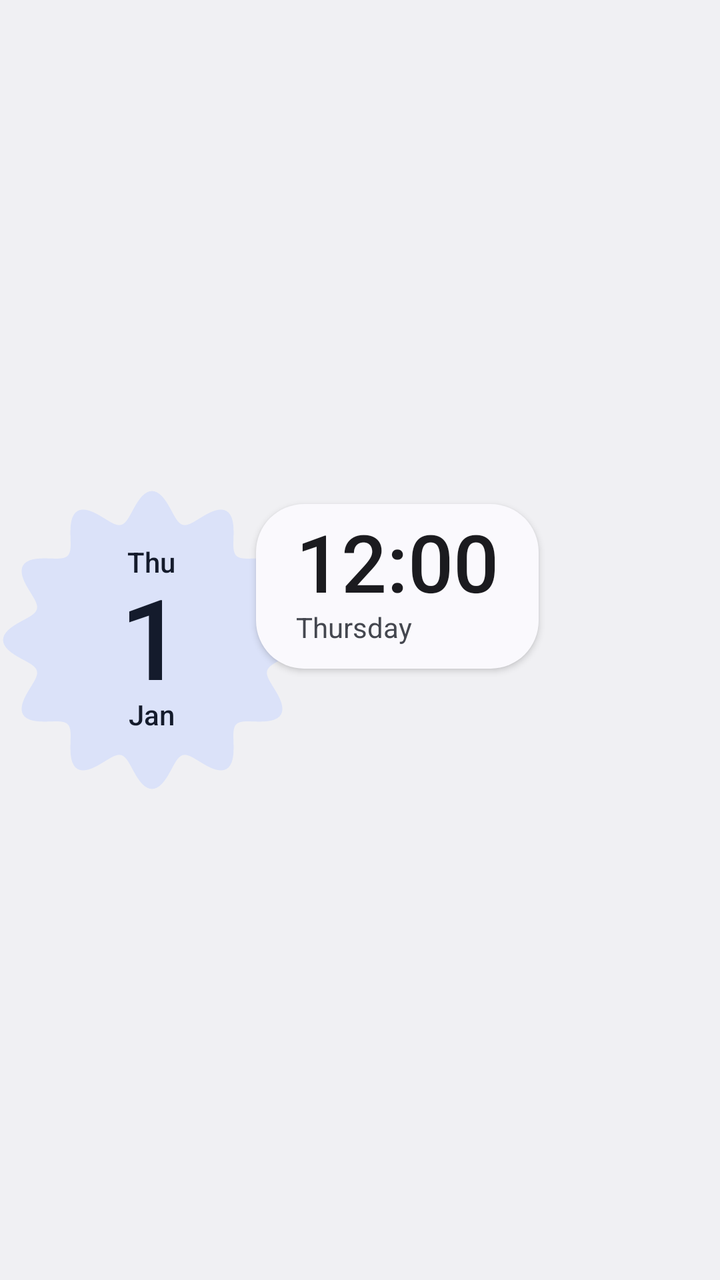
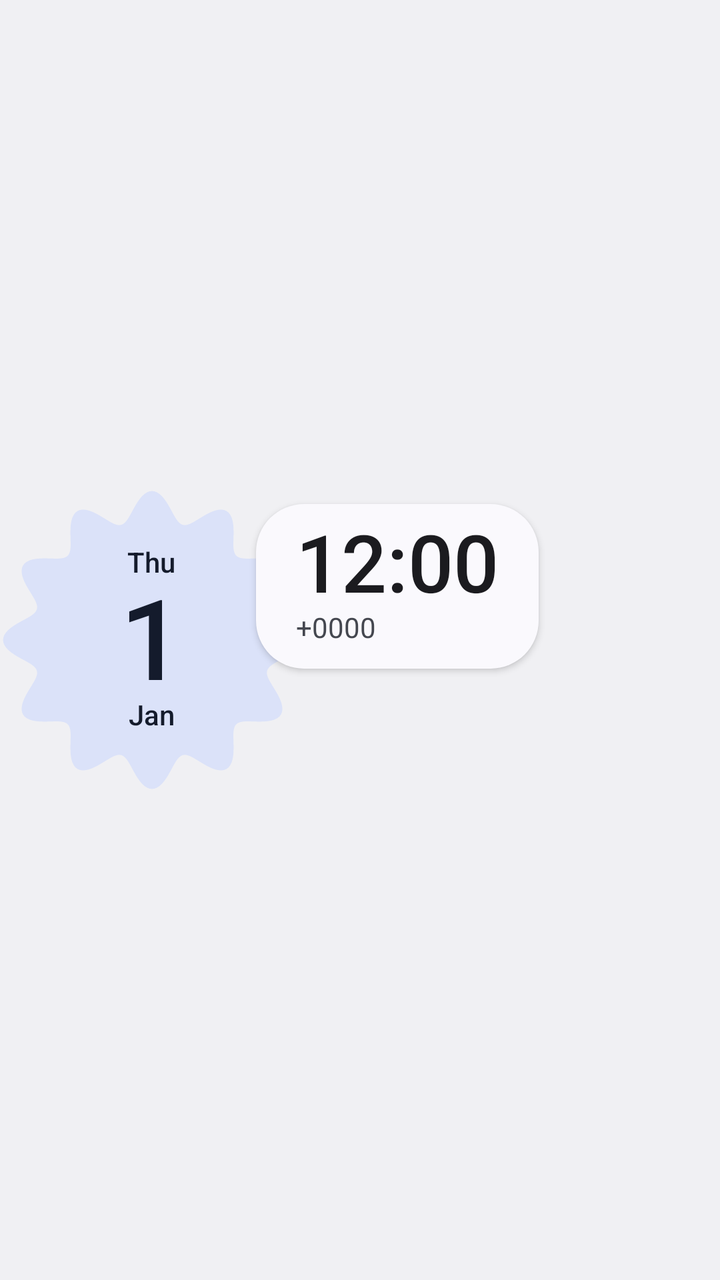

An Android layout rendered at two revisions. The XML below is the earlier revision; the diff shows what the commit changed to produce the second picture.
<!-- AndroidManifest.xml: application theme Theme.Clock -->
<!-- res/layout/widget_digital.xml -->
<?xml version="1.0" encoding="utf-8"?>
<FrameLayout xmlns:android="http://schemas.android.com/apk/res/android"
    xmlns:tools="http://schemas.android.com/tools"
    tools:ignore="SpUsage,ContentDescription,UseCompoundDrawables,UselessParent"
    android:id="@android:id/background"
    android:layout_width="match_parent"
    android:layout_height="match_parent"
    android:background="@drawable/widget_frame"
    android:clipChildren="false"
    android:clipToOutline="true">

    <FrameLayout
        android:layout_width="wrap_content"
        android:layout_height="164dp"
        android:layout_gravity="center_vertical|start"
        android:clipChildren="false"
        android:clipToPadding="false"
        android:paddingStart="0dp"
        android:paddingEnd="4dp">

        <FrameLayout
            android:id="@+id/cookie"
            android:layout_width="152dp"
            android:layout_height="152dp"
            android:layout_marginTop="6dp">

            <ImageView
                android:layout_width="match_parent"
                android:layout_height="match_parent"
                android:importantForAccessibility="no"
                android:src="@drawable/widget_cookie" />

            <LinearLayout
                android:layout_width="wrap_content"
                android:layout_height="wrap_content"
                android:layout_gravity="center"
                android:gravity="center_horizontal"
                android:orientation="vertical">

                <TextClock
                    android:id="@+id/weekday"
                    android:layout_width="wrap_content"
                    android:layout_height="20dp"
                    android:fontFamily="sans-serif-medium"
                    android:format12Hour="EEE"
                    android:format24Hour="EEE"
                    android:gravity="center"
                    android:includeFontPadding="false"
                    android:maxLines="1"
                    android:textColor="@color/widget_on_secondary_container"
                    android:textSize="14dp" />

                
                <TextClock
                    android:id="@+id/day"
                    android:layout_width="wrap_content"
                    android:layout_height="wrap_content"
                    android:layout_marginTop="-4dp"
                    android:layout_marginBottom="-6dp"
                    android:fontFamily="sans-serif-medium"
                    android:fontFeatureSettings="tnum"
                    android:format12Hour="d"
                    android:format24Hour="d"
                    android:includeFontPadding="false"
                    android:maxLines="1"
                    android:textColor="@color/widget_on_secondary_container"
                    android:textSize="56dp" />

                <TextClock
                    android:id="@+id/month"
                    android:layout_width="wrap_content"
                    android:layout_height="20dp"
                    android:fontFamily="sans-serif-medium"
                    android:format12Hour="MMM"
                    android:format24Hour="MMM"
                    android:gravity="center"
                    android:includeFontPadding="false"
                    android:maxLines="1"
                    android:textColor="@color/widget_on_secondary_container"
                    android:textSize="14dp" />
            </LinearLayout>
        </FrameLayout>

        
        <LinearLayout
            android:id="@+id/time_pill"
            android:layout_width="wrap_content"
            android:layout_height="wrap_content"
            android:layout_marginStart="128dp"
            android:layout_marginTop="14dp"
            android:background="@drawable/widget_float_surface"
            android:elevation="2dp"
            android:orientation="vertical"
            android:paddingStart="20dp"
            android:paddingTop="8dp"
            android:paddingEnd="20dp"
            android:paddingBottom="10dp">

            <TextClock
                android:id="@+id/time"
                android:layout_width="wrap_content"
                android:layout_height="wrap_content"
                android:layout_marginTop="-1dp"
                android:layout_marginBottom="-2dp"
                android:fontFamily="sans-serif-medium"
                android:fontFeatureSettings="tnum"
                android:format12Hour="h:mm"
                android:format24Hour="HH:mm"
                android:includeFontPadding="false"
                android:maxLines="1"
                android:textColor="@color/widget_on_surface"
                android:textSize="40dp" />

            <TextClock
                android:id="@+id/day_name"
                android:layout_width="wrap_content"
                android:layout_height="20dp"
                android:format12Hour="EEEE"
                android:format24Hour="EEEE"
                android:gravity="center_vertical"
                android:includeFontPadding="false"
                android:maxLines="1"
                android:textColor="@color/widget_on_surface_variant"
                android:textSize="14dp" />
        </LinearLayout>

        
        <FrameLayout
            android:id="@+id/alarm"
            android:layout_width="wrap_content"
            android:layout_height="48dp"
            android:layout_marginStart="128dp"
            android:layout_marginTop="106dp"
            android:clipChildren="false"
            android:clipToPadding="false"
            android:visibility="gone">

            <LinearLayout
                android:id="@+id/alarm_pill"
                android:layout_width="wrap_content"
                android:layout_height="40dp"
                android:layout_gravity="center_vertical"
                android:background="@drawable/widget_float_primary"
                android:elevation="2dp"
                android:gravity="center_vertical"
                android:orientation="horizontal"
                android:paddingStart="12dp"
                android:paddingEnd="16dp">

                <ImageView
                    android:id="@+id/alarm_icon"
                    android:layout_width="18dp"
                    android:layout_height="18dp"
                    android:importantForAccessibility="no"
                    android:src="@drawable/ic_alarm"
                    android:tint="@color/widget_on_primary" />

                <TextView
                    android:id="@+id/alarm_text"
                    android:layout_width="wrap_content"
                    android:layout_height="wrap_content"
                    android:layout_marginStart="6dp"
                    android:fontFamily="sans-serif-medium"
                    android:includeFontPadding="false"
                    android:maxLines="1"
                    android:textColor="@color/widget_on_primary"
                    android:textSize="14dp" />
            </LinearLayout>
        </FrameLayout>
    </FrameLayout>
</FrameLayout>
<!-- resources referenced by this layout -->
<resources>
  <color name="widget_on_primary">@android:color/system_on_primary_light</color>
  <color name="widget_on_secondary_container">@android:color/system_on_secondary_container_light</color>
  <color name="widget_on_surface">@android:color/system_on_surface_light</color>
  <color name="widget_on_surface_variant">@android:color/system_on_surface_variant_light</color>
  <!-- drawable ic_alarm (drawable) -->
  <vector xmlns:android="http://schemas.android.com/apk/res/android"
      android:width="24dp"
      android:height="24dp"
      android:viewportWidth="960"
      android:viewportHeight="960">
    <path
        android:fillColor="@android:color/white"
        android:pathData="M520,504L520,360Q520,343 508.5,331.5Q497,320 480,320Q463,320 451.5,331.5Q440,343 440,360L440,519Q440,527 443,534.5Q446,542 452,548L564,660Q575,671 592,671Q609,671 620,660Q631,649 631,632Q631,615 620,604L520,504ZM480,880Q405,880 339.5,851.5Q274,823 225.5,774.5Q177,726 148.5,660.5Q120,595 120,520Q120,445 148.5,379.5Q177,314 225.5,265.5Q274,217 339.5,188.5Q405,160 480,160Q555,160 620.5,188.5Q686,217 734.5,265.5Q783,314 811.5,379.5Q840,445 840,520Q840,595 811.5,660.5Q783,726 734.5,774.5Q686,823 620.5,851.5Q555,880 480,880ZM480,520Q480,520 480,520Q480,520 480,520Q480,520 480,520Q480,520 480,520Q480,520 480,520Q480,520 480,520Q480,520 480,520Q480,520 480,520ZM82,292Q71,281 71,264Q71,247 82,236L196,122Q207,111 224,111Q241,111 252,122Q263,133 263,150Q263,167 252,178L138,292Q127,303 110,303Q93,303 82,292ZM878,292Q867,303 850,303Q833,303 822,292L708,178Q697,167 697,150Q697,133 708,122Q719,111 736,111Q753,111 764,122L878,236Q889,247 889,264Q889,281 878,292ZM480,800Q597,800 678.5,718.5Q760,637 760,520Q760,403 678.5,321.5Q597,240 480,240Q363,240 281.5,321.5Q200,403 200,520Q200,637 281.5,718.5Q363,800 480,800Z"/>
  </vector>
  <!-- drawable widget_cookie: vector/xml drawable (drawable, 5072 chars, omitted) -->
  <!-- drawable widget_float_primary (drawable) -->
  <?xml version="1.0" encoding="utf-8"?>
  <ripple xmlns:android="http://schemas.android.com/apk/res/android" android:color="?android:attr/colorControlHighlight">
      <item>
          <shape android:shape="rectangle">
              <solid android:color="@color/widget_primary" />
              <corners android:radius="20dp" />
          </shape>
      </item>
  </ripple>
  <!-- drawable widget_float_surface (drawable) -->
  <?xml version="1.0" encoding="utf-8"?>
  <ripple xmlns:android="http://schemas.android.com/apk/res/android" android:color="?android:attr/colorControlHighlight">
      <item>
          <shape android:shape="rectangle">
              <solid android:color="@color/widget_surface" />
              <corners android:radius="24dp" />
          </shape>
      </item>
  </ripple>
  <!-- drawable widget_frame (drawable) -->
  <?xml version="1.0" encoding="utf-8"?>
  <shape xmlns:android="http://schemas.android.com/apk/res/android" android:shape="rectangle">
      <corners android:radius="24dp" />
      <solid android:color="@android:color/transparent" />
  </shape>
  <style name="Theme.Clock" parent="@android:style/Theme.DeviceDefault.DayNight">
          <item name="android:windowActionBar">false</item>
          <item name="android:windowNoTitle">true</item>
      </style>
  <color name="widget_primary">@android:color/system_primary_light</color>
  <color name="widget_surface">@android:color/system_surface_light</color>
</resources>

<!-- the commit's change to res/layout/widget_digital.xml (unified diff, before → after) -->
@@ -111,14 +111,17 @@
                 android:textColor="@color/widget_on_surface"
                 android:textSize="40dp" />
 
+            
             <TextClock
-                android:id="@+id/day_name"
+                android:id="@+id/zone"
                 android:layout_width="wrap_content"
                 android:layout_height="20dp"
-                android:format12Hour="EEEE"
-                android:format24Hour="EEEE"
+                android:ellipsize="end"
+                android:format12Hour="z"
+                android:format24Hour="z"
                 android:gravity="center_vertical"
                 android:includeFontPadding="false"
+                android:maxWidth="180dp"
                 android:maxLines="1"
                 android:textColor="@color/widget_on_surface_variant"
                 android:textSize="14dp" />
